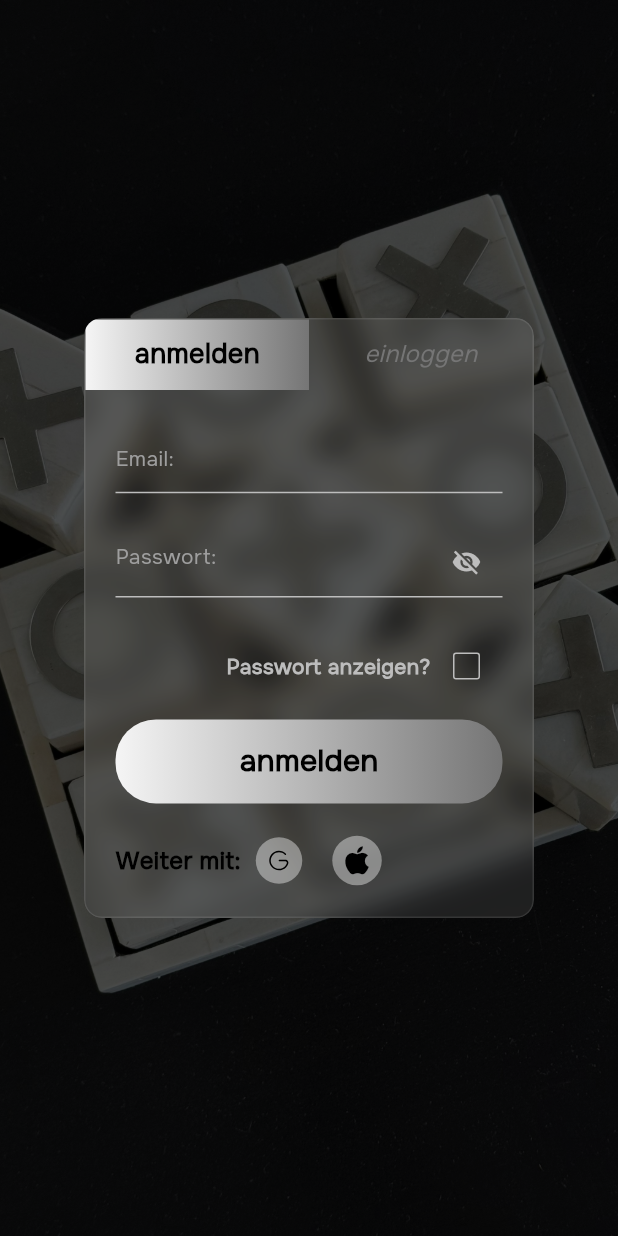
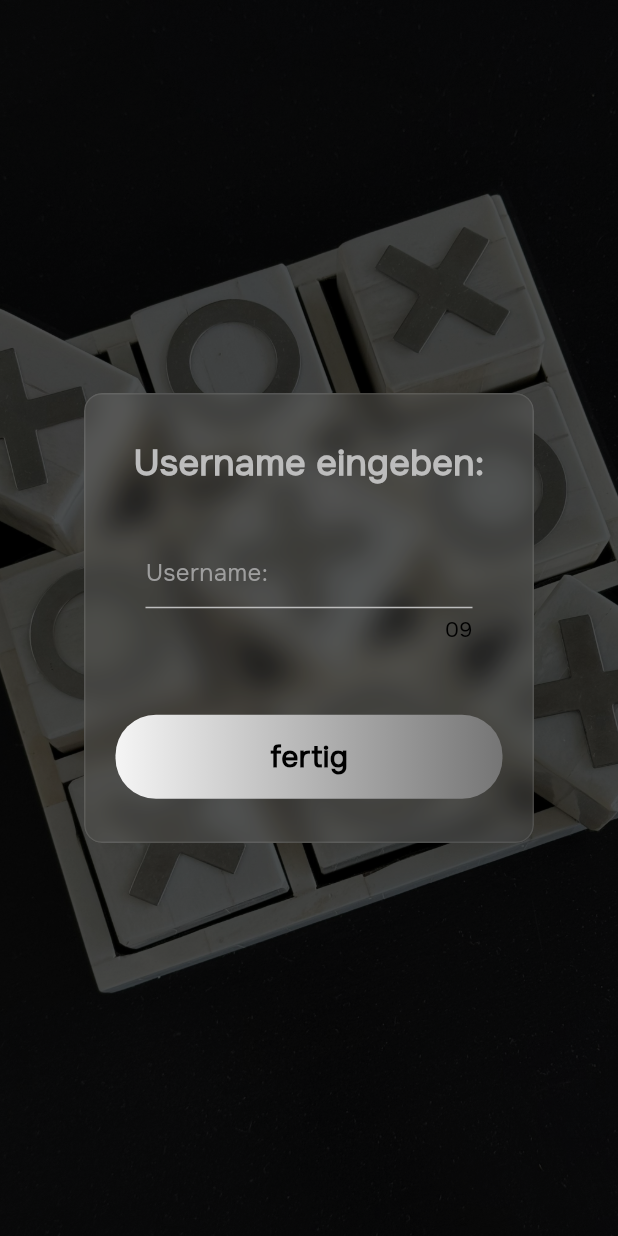
Before and after one commit to 3llips1s/tic-tac-zwo, a Flutter app: the LoginScreen screen opened by its route, after a tap on "anmelden", on a phone screen of 412 x 824 dp. Run offline on Flutter 3.47's test engine with Material 3 defaults, Android fonts, the phone set to English and light mode, and no system bars; our stand-ins replace flutter_riverpod, flutter_svg, supabase_flutter; missing offline and left inert: device_scan_animation; accounts and stored records are empty.

```diff
--- a/lib/features/auth/ui/screens/login_screen.dart
+++ b/lib/features/auth/ui/screens/login_screen.dart
@@ -4,6 +4,8 @@ import 'dart:ui';
 import 'package:flutter/material.dart';
 import 'package:flutter_svg/flutter_svg.dart';
 import 'package:tic_tac_zwo/config/game_config/constants.dart';
+
+import '../../../../routes/route_names.dart';
 
 class LoginScreen extends StatefulWidget {
   const LoginScreen({super.key});
@@ -13,26 +15,33 @@ class LoginScreen extends StatefulWidget {
 }
 
 class _LoginScreenState extends State<LoginScreen>
-    with SingleTickerProviderStateMixin {
+    with TickerProviderStateMixin {
   late TabController _tabController;
+  late AnimationController _fadeController;
+  late Animation<double> _fadeAnimation;
+
+  // state variables
   bool _obscurePassword = true;
   TextEditingController emailController = TextEditingController();
   TextEditingController passwordController = TextEditingController();
-
   bool _showUsernameOverlay = false;
-  late AnimationController _fadeController;
-  late Animation<double> _fadeAnimation;
 
   @override
   void initState() {
     super.initState();
+    _initializeControllers();
+  }
+
+  void _initializeControllers() {
+    // tab controller
     _tabController = TabController(
       length: 2,
       vsync: this,
     );
 
+    // username overlay fade in controller
     _fadeController = AnimationController(
-      duration: Duration(milliseconds: 300),
+      duration: Duration(milliseconds: 600),
       vsync: this,
     );
 
@@ -42,8 +51,11 @@ class _LoginScreenState extends State<LoginScreen>
 
   @override
   void dispose() {
+    _tabController.dispose();
+    _fadeController.dispose();
+    emailController.dispose();
+    passwordController.dispose();
     super.dispose();
-    _tabController.dispose();
   }
 
   @override
@@ -66,7 +78,7 @@ class _LoginScreenState extends State<LoginScreen>
               child: BackdropFilter(
                 filter: ImageFilter.blur(sigmaX: 10, sigmaY: 10),
                 child: Container(
-                  height: 400,
+                  height: _showUsernameOverlay ? 300 : 400,
                   width: 300,
                   decoration: BoxDecoration(
                     color: colorWhite.withAlpha((255 * 0.1).toInt()),
@@ -76,7 +88,11 @@ class _LoginScreenState extends State<LoginScreen>
                       width: 1,
                     ),
                   ),
-                  child: Column(
+                  child: _showUsernameOverlay
+                      ? FadeTransition(
+                          opacity: _fadeAnimation,
+                          child: _buildUsernameContent())
+                      : Column(
                           children: [
                             TabBar(
                               controller: _tabController,
@@ -88,16 +104,23 @@ class _LoginScreenState extends State<LoginScreen>
                                 ),
                               ),
                               dividerColor: Colors.transparent,
-                        tabs: [Tab(text: 'anmelden'), Tab(text: 'einloggen')],
+                              tabs: [
+                                Tab(text: 'anmelden'),
+                                Tab(text: 'einloggen')
+                              ],
                               labelColor: colorBlack,
-                        labelStyle:
-                            Theme.of(context).textTheme.bodyMedium?.copyWith(
+                              labelStyle: Theme.of(context)
+                                  .textTheme
+                                  .bodyMedium
+                                  ?.copyWith(
                                     fontWeight: FontWeight.bold,
                                     fontSize: 18,
                                   ),
                               unselectedLabelColor: colorGrey600,
-                        unselectedLabelStyle:
-                            Theme.of(context).textTheme.bodyMedium?.copyWith(
+                              unselectedLabelStyle: Theme.of(context)
+                                  .textTheme
+                                  .bodyMedium
+                                  ?.copyWith(
                                     fontStyle: FontStyle.italic,
                                     fontSize: 16,
                                   ),
@@ -105,7 +128,10 @@ class _LoginScreenState extends State<LoginScreen>
                             Expanded(
                               child: TabBarView(
                                   controller: _tabController,
-                            children: [_buildSignupTab(), _buildLoginTab()]),
+                                  children: [
+                                    _buildSignupTab(),
+                                    _buildLoginTab()
+                                  ]),
                             )
                           ],
                         ),
@@ -124,17 +150,19 @@ class _LoginScreenState extends State<LoginScreen>
       child: Column(
         mainAxisAlignment: MainAxisAlignment.spaceEvenly,
         children: [
-          SizedBox(height: 15),
+          SizedBox(height: 10),
 
           // username or email
           TextField(
-            style: TextStyle(
+            style: Theme.of(context).textTheme.bodyMedium?.copyWith(
                   color: colorWhite,
+                  fontSize: 18,
                 ),
             decoration: InputDecoration(
-              hintText: 'Username oder Email:',
+              hintText: 'Username/Email:',
               hintStyle: Theme.of(context).textTheme.bodyMedium?.copyWith(
                     color: colorGrey500,
+                    fontSize: 16,
                   ),
               enabledBorder: UnderlineInputBorder(
                 borderSide: BorderSide(color: colorGrey400),
@@ -146,18 +174,20 @@ class _LoginScreenState extends State<LoginScreen>
             cursorColor: colorGrey400,
           ),
 
-          SizedBox(height: 15),
+          SizedBox(height: 20),
 
           // password
           TextField(
             obscureText: _obscurePassword,
-            style: TextStyle(
+            style: Theme.of(context).textTheme.bodyMedium?.copyWith(
                   color: colorWhite,
+                  fontSize: 18,
                 ),
             decoration: InputDecoration(
               hintText: 'Passwort:',
               hintStyle: Theme.of(context).textTheme.bodyMedium?.copyWith(
                     color: colorGrey500,
+                    fontSize: 16,
                   ),
               enabledBorder: UnderlineInputBorder(
                 borderSide: BorderSide(color: colorGrey400),
@@ -174,7 +204,8 @@ class _LoginScreenState extends State<LoginScreen>
                 icon: Icon(
                   _obscurePassword ? Icons.visibility_off : Icons.visibility,
                   color: _obscurePassword ? colorGrey400 : colorGrey200,
-                    size: 20),
+                  size: 20,
+                ),
               ),
             ),
             cursorColor: colorGrey400,
@@ -217,13 +248,15 @@ class _LoginScreenState extends State<LoginScreen>
           // email field
           TextField(
             controller: emailController,
-            style: TextStyle(
+            style: Theme.of(context).textTheme.bodyMedium?.copyWith(
                   color: colorWhite,
+                  fontSize: 18,
                 ),
             decoration: InputDecoration(
               hintText: 'Email:',
               hintStyle: Theme.of(context).textTheme.bodyMedium?.copyWith(
                     color: colorGrey500,
+                    fontSize: 16,
                   ),
               enabledBorder: UnderlineInputBorder(
                 borderSide: BorderSide(color: colorGrey400),
@@ -240,13 +273,15 @@ class _LoginScreenState extends State<LoginScreen>
           TextField(
             controller: passwordController,
             obscureText: _obscurePassword,
-            style: TextStyle(
+            style: Theme.of(context).textTheme.bodyMedium?.copyWith(
                   color: colorWhite,
+                  fontSize: 18,
                 ),
             decoration: InputDecoration(
               hintText: 'Passwort:',
               hintStyle: Theme.of(context).textTheme.bodyMedium?.copyWith(
                     color: colorGrey500,
+                    fontSize: 16,
                   ),
               enabledBorder: UnderlineInputBorder(
                 borderSide: BorderSide(color: colorGrey400),
@@ -263,7 +298,7 @@ class _LoginScreenState extends State<LoginScreen>
             cursorColor: colorGrey400,
           ),
 
-          SizedBox(height: 20),
+          SizedBox(height: 15),
 
           // show password toggle
           Row(
@@ -290,11 +325,11 @@ class _LoginScreenState extends State<LoginScreen>
             ],
           ),
 
-          SizedBox(height: 10),
+          SizedBox(height: 15),
 
           // register button
           GestureDetector(
-            onTap: () {}, // => _handleRegistration(context),
+            onTap: _handleRegistration,
             child: _buildGradientButton('anmelden'),
           ),
 
@@ -377,4 +412,87 @@ class _LoginScreenState extends State<LoginScreen>
       ),
     );
   }
+
+  _buildUsernameContent() {
+    final TextEditingController usernameController = TextEditingController();
+
+    return Padding(
+      padding: EdgeInsets.all(20),
+      child: Column(
+        mainAxisAlignment: MainAxisAlignment.spaceEvenly,
+        children: [
+          Text(
+            'Username eingeben:',
+            style: Theme.of(context).textTheme.bodyMedium?.copyWith(
+                  color: colorGrey400,
+                  fontWeight: FontWeight.bold,
+                  fontSize: 24,
+                ),
+            textAlign: TextAlign.center,
+          ),
+          SizedBox(height: 15),
+          Padding(
+            padding: const EdgeInsets.symmetric(horizontal: 20),
+            child: TextField(
+              controller: usernameController,
+              enableSuggestions: false,
+              style: Theme.of(context).textTheme.bodyMedium?.copyWith(
+                    color: colorWhite,
+                    fontSize: 18,
+                  ),
+              decoration: InputDecoration(
+                hintText: 'Username:',
+                hintStyle: Theme.of(context).textTheme.bodyMedium?.copyWith(
+                      color: colorGrey500,
+                      fontSize: 16,
+                    ),
+                enabledBorder: UnderlineInputBorder(
+                  borderSide: BorderSide(color: colorGrey400),
+                ),
+                focusedBorder: UnderlineInputBorder(
+                  borderSide: BorderSide(color: colorGrey400),
+                ),
+              ),
+              cursorColor: colorGrey400,
+              maxLength: 9,
+              buildCounter: (context,
+                      {required currentLength,
+                      required isFocused,
+                      required maxLength}) =>
+                  Text(
+                '0${9 - currentLength}',
+                style: Theme.of(context).textTheme.bodyMedium?.copyWith(
+                      color: colorBlack,
+                    ),
+              ),
+            ),
+          ),
+          SizedBox(height: 30),
+          GestureDetector(
+            onTap: () {
+              // Save username and continue to main app
+              // if (usernameController.text.isNotEmpty) {
+              //   // Update user profile with the username
+              //   // Then navigate to your main app screen
+              //   Navigator.pushReplacementNamed(context, RouteNames.login);
+              // }
+              Navigator.pushReplacementNamed(context, RouteNames.login);
+            },
+            child: _buildGradientButton('fertig'),
+          ),
+        ],
+      ),
+    );
   }
+
+  void _handleRegistration() {
+    // validate email and password
+
+    // if valid register user with supabase
+
+    setState(() {
+      _showUsernameOverlay = true;
+    });
+    _fadeController.forward();
+  }
+}
--- a/lib/features/game/core/ui/widgets/turn_noun_display.dart
+++ b/lib/features/game/core/ui/widgets/turn_noun_display.dart
@@ -222,7 +222,8 @@ class _TurnNounDisplayState extends ConsumerState<TurnNounDisplay>
                       Text(
                         wrongArticle,
                         style: Theme.of(context).textTheme.bodyLarge?.copyWith(
-                              fontSize: dynamicFontSize,
+                              fontSize: dynamicFontSize * 0.8,
+                              fontStyle: FontStyle.italic,
                               decoration: TextDecoration.lineThrough,
                               decorationColor: colorBlack,
                               decorationThickness: 1.5,
```
Also changed, not shown: assets/words/testnouns.json (+43 -6 lines), lib/features/game/wordle/data/repositories/word_repo.dart (+13 -7 lines), lib/features/game/wordle/ui/widgets/game_result_dialog.dart (+23 -13 lines). Lines whose indentation alone changed are shown as unchanged.
